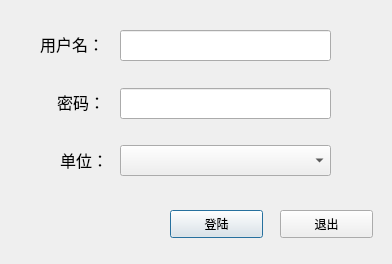
This is Login.ui in hotonion/learngit as Qt 5 draws it before an edit. The edited form follows.
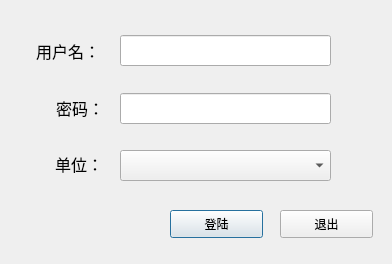
This is the edited form.

Commit message: 调整login字体

The edit to the form file:
```diff
--- a/Login.ui
+++ b/Login.ui
@@ -16,10 +16,10 @@
   <widget class="QLabel" name="label">
    <property name="geometry">
     <rect>
-     <x>40</x>
-     <y>34</y>
+     <x>36</x>
+     <y>35</y>
      <width>71</width>
-     <height>20</height>
+     <height>31</height>
     </rect>
    </property>
    <property name="font">
@@ -35,10 +35,10 @@
   <widget class="QLabel" name="label_2">
    <property name="geometry">
     <rect>
-     <x>57</x>
+     <x>56</x>
      <y>92</y>
      <width>51</width>
-     <height>20</height>
+     <height>31</height>
     </rect>
    </property>
    <property name="font">
@@ -54,10 +54,10 @@
   <widget class="QLabel" name="label_3">
    <property name="geometry">
     <rect>
-     <x>60</x>
-     <y>150</y>
+     <x>55</x>
+     <y>148</y>
      <width>51</width>
-     <height>20</height>
+     <height>31</height>
     </rect>
    </property>
    <property name="font">
@@ -74,7 +74,7 @@
    <property name="geometry">
     <rect>
      <x>120</x>
-     <y>30</y>
+     <y>35</y>
      <width>211</width>
      <height>31</height>
     </rect>
@@ -90,7 +90,7 @@
    <property name="geometry">
     <rect>
      <x>120</x>
-     <y>88</y>
+     <y>93</y>
      <width>211</width>
      <height>31</height>
     </rect>
@@ -100,7 +100,7 @@
    <property name="geometry">
     <rect>
      <x>120</x>
-     <y>145</y>
+     <y>150</y>
      <width>211</width>
      <height>31</height>
     </rect>
```
The commit also changes 2 other files.
